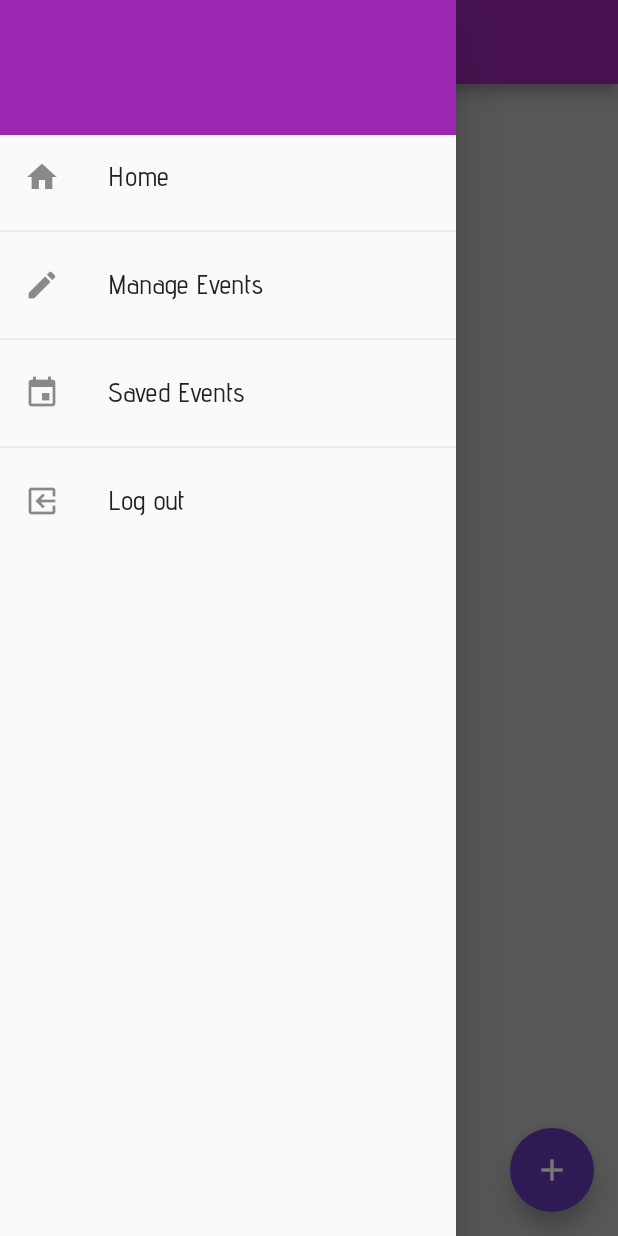
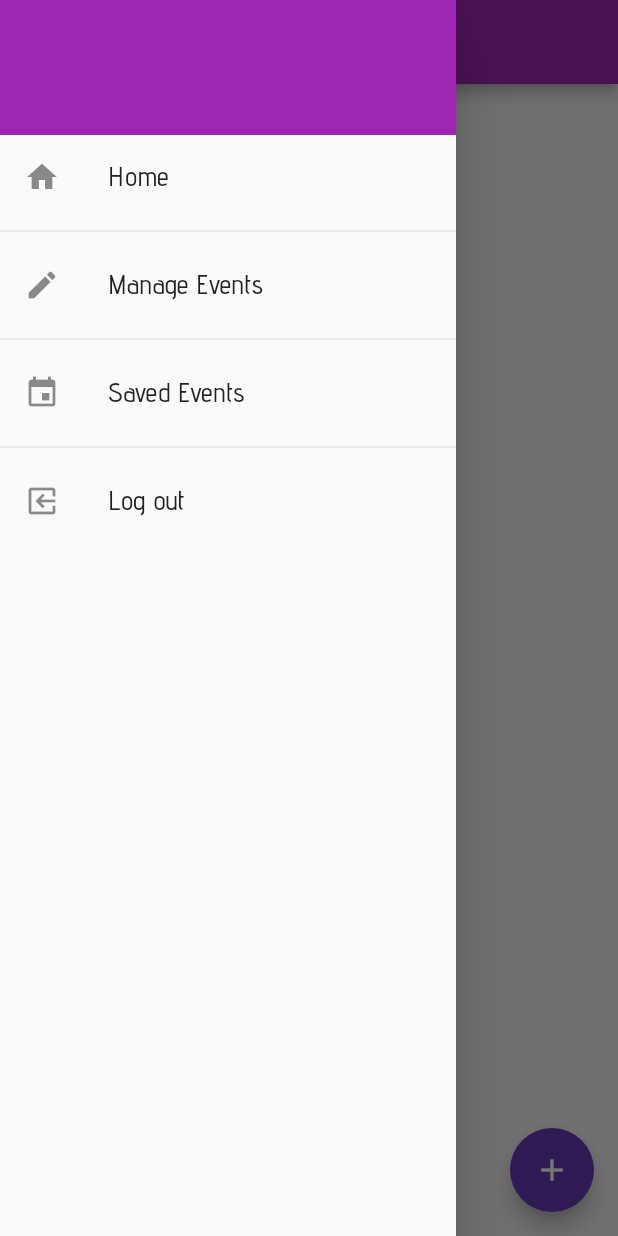
Before and after one commit to ConradSpiekerman/studygroupapp, a Flutter app: the ManageEventScreen screen opened by its route, with the side drawer open, on a phone screen of 412 x 824 dp. Run offline on Flutter 3.47's test engine with Material 2 defaults, Android fonts, the phone set to English and light mode, and no system bars; our stand-ins replace cloud_firestore, firebase_auth, shared_preferences; accounts and stored records are empty; network calls fail.

Commit message:
color changes

```diff
--- a/lib/screens/home_page_screen.dart
+++ b/lib/screens/home_page_screen.dart
@@ -29,6 +29,7 @@ class HomePageScreen extends StatelessWidget {
           ),
         ],
       ),
+      backgroundColor: Colors.grey,
       body: FutureBuilder(
         future: Provider.of<StudyGroups>(context, listen: false).fetchGroups(),
         builder: (context, AsyncSnapshot snapshot) {
--- a/lib/screens/manage_event_screen.dart
+++ b/lib/screens/manage_event_screen.dart
@@ -18,7 +18,7 @@ class ManageEventScreen extends StatelessWidget {
         title: Text('Manage Events'),
       ),
       body: Container(
-        color: Colors.grey[400],
+        color: Color(0xFFf5f5f5),
         child: ListView.builder(
           itemCount: studyGroups.length,
           itemBuilder: (_, i) => Column(
--- a/lib/screens/saved_events_screen.dart
+++ b/lib/screens/saved_events_screen.dart
@@ -35,7 +35,7 @@ class SavedEventsScreen extends StatelessWidget {
           title: Text('Saved Events'),
         ),
         drawer: NavigationDrawer(),
-        backgroundColor: Colors.grey[400],
+        backgroundColor: Color(0xFFf5f5f5),
         body: child);
   }
 }
--- a/lib/screens/sign_in_screen.dart
+++ b/lib/screens/sign_in_screen.dart
@@ -17,7 +17,9 @@ class SignInScreen extends StatelessWidget {
       appBar: AppBar(title: Text('Sign in')),
       body: Center(
         child: RaisedButton(
-          child: Text('Sign in anonymously'),
+          child: Text('Sign in anonymously',
+          style: TextStyle(fontSize: 18),
+          ),
           onPressed: _signInAnonymously,
         ),
       ),
--- a/lib/widgets/study_group_item.dart
+++ b/lib/widgets/study_group_item.dart
@@ -15,12 +15,12 @@ class StudyGroupItem extends StatelessWidget {
   Widget build(BuildContext context) {
     return Card(
       child: Container(
-        color: Colors.grey,
+        color: Color(0xFFf5f5f5),
         child: Column(
             crossAxisAlignment: CrossAxisAlignment.stretch,
             children: <Widget>[
               Container(
-                color: Colors.white70,
+                color: Color(0xFFcec7d6),
                 height: 40,
                 padding: const EdgeInsets.all(8.0),
                 child: Text(
@@ -114,7 +114,7 @@ class StudyGroupItem extends StatelessWidget {
                         color: Theme.of(context).accentColor,
                         child: Text(
                           'RVSP',
-                          style: TextStyle(color: Colors.white70),
+                          style: TextStyle(color: Colors.white),
                         ),
                         onPressed: () {
                           Provider.of<StudyGroups>(context, listen: false)
```
